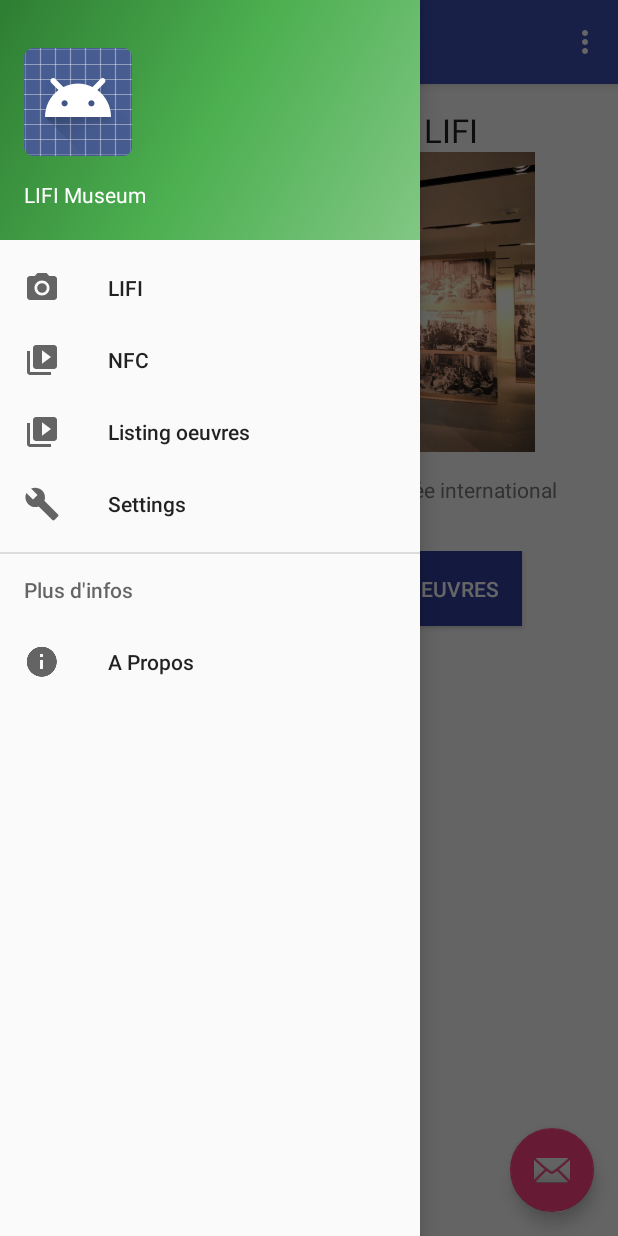
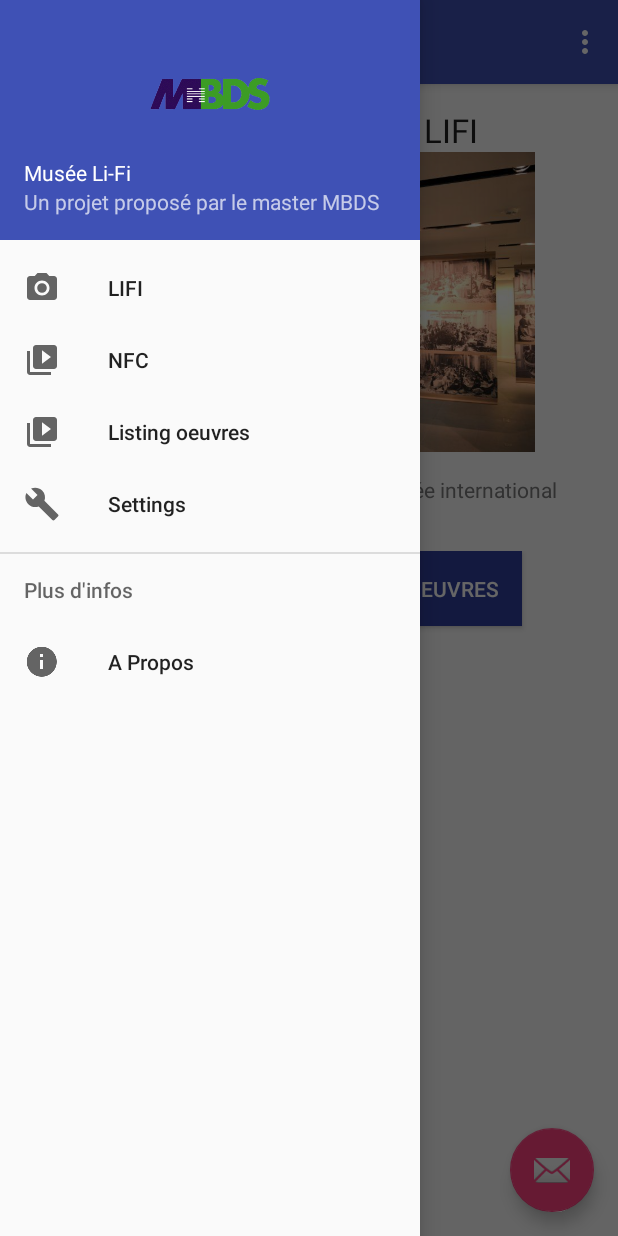
Before and after one commit to myoann/LiFi-museum, an Android app: the screen it shows after launch (MainActivity), with the side drawer open, on a phone screen of 412 x 824 dp. Run offline under Robolectric (Android 15) with nearby library versions, the phone set to English and light mode, and no system bars.

Commit message:
Modification header

```diff
--- a/app/src/main/res/layout/nav_header_main.xml
+++ b/app/src/main/res/layout/nav_header_main.xml
@@ -2,7 +2,7 @@
 <LinearLayout xmlns:android="http://schemas.android.com/apk/res/android"
     android:layout_width="match_parent"
     android:layout_height="@dimen/nav_header_height"
-    android:background="@drawable/side_nav_bar"
+    android:background="@color/colorPrimary"
     android:gravity="bottom"
     android:orientation="vertical"
     android:paddingBottom="@dimen/activity_vertical_margin"
@@ -13,22 +13,20 @@
 
     <ImageView
         android:id="@+id/imageView"
-        android:layout_width="wrap_content"
-        android:layout_height="wrap_content"
-        android:paddingTop="@dimen/nav_header_vertical_spacing"
-        android:src="@android:drawable/sym_def_app_icon" />
+        android:layout_width="match_parent"
+        android:layout_height="80dp"
+        android:src="@drawable/mbds_logo" />
 
     <TextView
         android:layout_width="match_parent"
         android:layout_height="wrap_content"
-        android:paddingTop="@dimen/nav_header_vertical_spacing"
-        android:text="LIFI Museum"
+        android:text="Musée Li-Fi"
         android:textAppearance="@style/TextAppearance.AppCompat.Body1" />
 
     <TextView
         android:id="@+id/textView"
         android:layout_width="wrap_content"
         android:layout_height="wrap_content"
-        android:text="A Project made for MIAGE MBDS" />
+        android:text="Un projet proposé par le master MBDS" />
 
 </LinearLayout>
```
